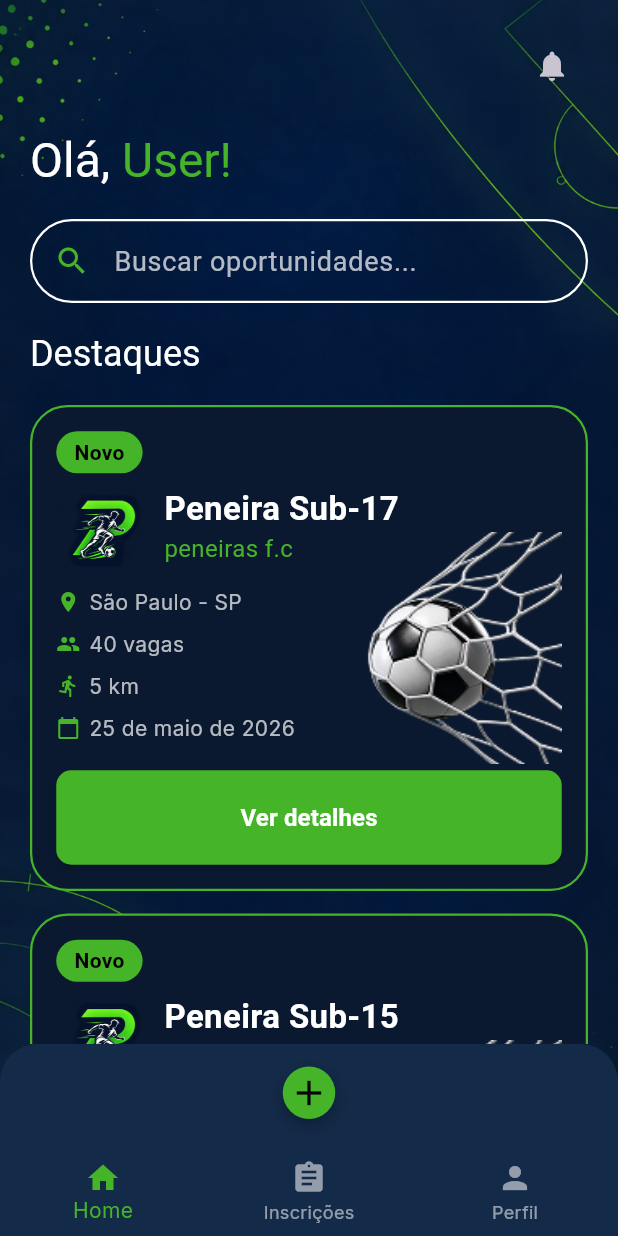
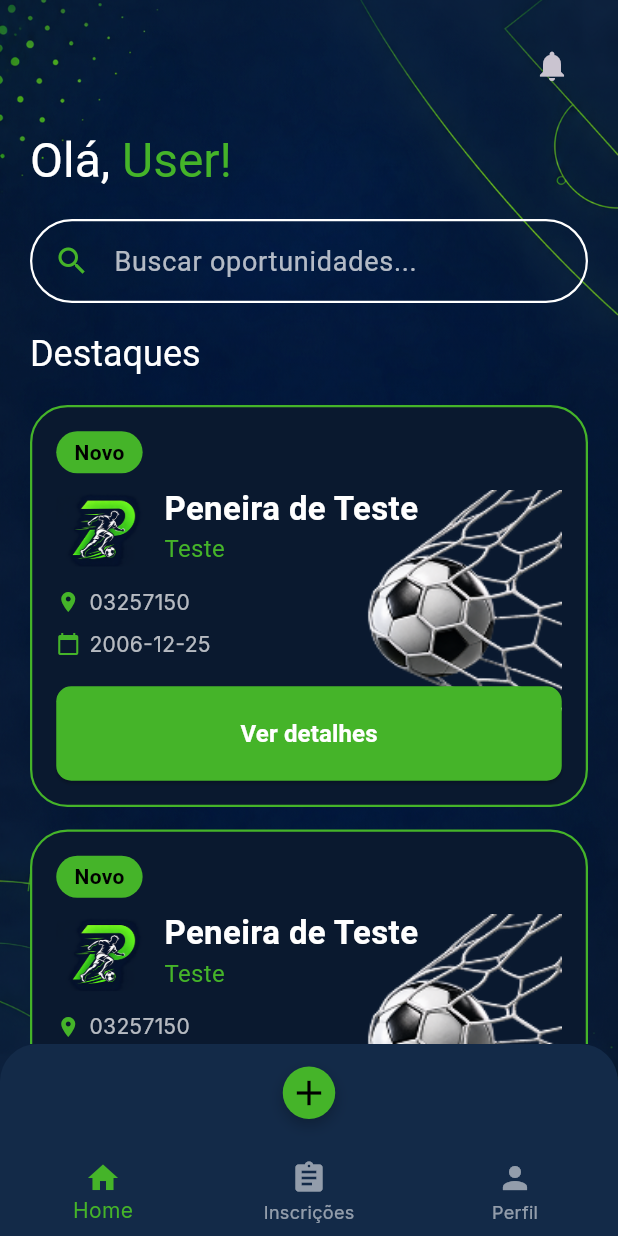
Before and after one commit to Victor1669/Peneiras-App-FrontEnd, a Flutter app: the FakeHomeScreen screen opened by its route, on a phone screen of 412 x 824 dp. Run offline on Flutter 3.47's test engine with Material 3 defaults, Android fonts, the phone set to English and light mode, and no system bars; our stand-ins replace dio, go_router, google_fonts, image_picker, shared_preferences; missing offline and left inert: tutorial_coach_mark; accounts and stored records are empty; network calls fail; Roboto replaces fonts that are missing (Judson).

Commit message:
Versão 1.1.1: Conexão com o backend: Get peneiras adicionado.

```diff
--- a/lib/app_router.dart
+++ b/lib/app_router.dart
@@ -24,7 +24,7 @@ Page<void> _noTransitionPage(Widget child) {
 }
 
 final GoRouter router = GoRouter(
-  initialLocation: "/onboarding",
+  initialLocation: "/home",
   routes: [
     GoRoute(
       path: '/',
--- a/lib/layout/home/home_destaques.dart
+++ b/lib/layout/home/home_destaques.dart
@@ -1,41 +1,57 @@
 import 'package:flutter/material.dart';
 import 'package:google_fonts/google_fonts.dart';
+import 'package:peneiras/models/inputs.dart';
 
 import 'package:peneiras/models/peneira_model.dart';
 import 'package:peneiras/widgets/destaque_card.dart';
 
 final List<PeneiraModel> mockDestaques = [
   const PeneiraModel(
-      titulo: "Peneira Sub-17",
-      clube: "peneiras f.c",
-      local: "São Paulo - SP",
-      vagas: "40 vagas",
-      distancia: "5 km",
-      data: "25 de maio de 2026",
-      logoAsset: "assets/logo.png"),
+      id: "1",
+      about: "Teste",
+      category: CategoryType.futebol,
+      date: "2006-12-25",
+      documents: DocumentType.cpf,
+      hour: "15:00:00",
+      modality: ModalityType.campo,
+      uniforms: [UniformType.camisa],
+      clubeImagem: "",
+      clubeNome: "Teste",
+      endereco: "03257150"),
   const PeneiraModel(
-      titulo: "Peneira Sub-15",
-      clube: "peneiras f.c",
-      local: "São Paulo - SP",
-      vagas: "30 vagas",
-      distancia: "7 km",
-      data: "25 de junho de 2026",
-      logoAsset: "assets/logo.png"),
+      id: "1",
+      about: "Teste",
+      category: CategoryType.futebol,
+      date: "2006-12-25",
+      documents: DocumentType.cpf,
+      hour: "15:00:00",
+      modality: ModalityType.campo,
+      uniforms: [UniformType.camisa],
+      clubeImagem: "",
+      clubeNome: "Teste",
+      endereco: "03257150"),
 ];
 
-class HomeDestaques extends StatelessWidget {
+class HomeDestaques extends StatefulWidget {
   final List<PeneiraModel>? destaques;
+  final bool isLoading;
   final void Function(PeneiraModel model)? onTapDestaque;
 
   const HomeDestaques({
     super.key,
     this.destaques,
+    this.isLoading = false,
     this.onTapDestaque,
   });
 
   @override
+  State<HomeDestaques> createState() => _HomeDestaquesState();
+}
+
+class _HomeDestaquesState extends State<HomeDestaques> {
+  @override
   Widget build(BuildContext context) {
-    final List<PeneiraModel> data = destaques ?? mockDestaques;
+    final List<PeneiraModel> destaques = widget.destaques ?? mockDestaques;
 
     return Column(
       crossAxisAlignment: CrossAxisAlignment.start,
@@ -49,24 +65,27 @@ class HomeDestaques extends StatelessWidget {
             ],
           ),
         ),
-        Column(
-          children: [
-            ListView.builder(
+        widget.isLoading
+            ? const Center(
+                child: Padding(
+                  padding: EdgeInsets.symmetric(vertical: 20),
+                  child: CircularProgressIndicator(),
+                ),
+              )
+            : ListView.builder(
                 shrinkWrap: true,
                 physics: const NeverScrollableScrollPhysics(),
-              itemCount: data.length,
+                itemCount: destaques.length,
                 itemBuilder: (context, index) {
-                final model = data[index];
+                  final model = destaques[index];
                   return Padding(
                     padding: const EdgeInsets.only(bottom: 15),
                     child: DestaqueCard(
-                    onTap: () => onTapDestaque?.call(model),
-                    model: model,
+                      onTap: () => widget.onTapDestaque?.call(model),
+                      destaque: model,
                     ),
                   );
                 },
-            ),
-          ],
               ),
         const SizedBox(
           height: 20,
--- a/lib/layout/home/home_peneiras.dart
+++ b/lib/layout/home/home_peneiras.dart
@@ -1,37 +1,31 @@
 import 'package:flutter/material.dart';
 import 'package:google_fonts/google_fonts.dart';
-
 import 'package:peneiras/models/peneira_model.dart';
 import 'package:peneiras/widgets/peneira_card.dart';
 
-List<PeneiraCard> peneiras = const [
-  PeneiraCard(
-    peneira: PeneiraModel(
-        titulo: "Peneira Sub-17",
-        clube: "peneiras f.c",
-        local: "São Paulo - SP",
-        vagas: "40 vagas",
-        distancia: "5 km",
-        data: "25 de maio de 2026",
-        logoAsset: "assets/logo.png"),
-  ),
-  PeneiraCard(
-    peneira: PeneiraModel(
-        titulo: "Peneira Sub-15",
-        clube: "peneiras f.c",
-        local: "São Paulo - SP",
-        vagas: "30 vagas",
-        distancia: "7 km",
-        data: "25 de junho de 2026",
-        logoAsset: "assets/logo.png"),
-  )
-];
+class HomePeneiras extends StatelessWidget {
+  final List<PeneiraModel> peneiras;
+  final bool isLoading;
 
-class HomePeneiras extends StatelessWidget {
-  const HomePeneiras({super.key});
+  const HomePeneiras({
+    super.key,
+    required this.peneiras,
+    this.isLoading = false,
+  });
 
   @override
   Widget build(BuildContext context) {
+    if (isLoading) {
+      return const Padding(
+        padding: EdgeInsets.symmetric(vertical: 20),
+        child: Center(child: CircularProgressIndicator()),
+      );
+    }
+
+    if (peneiras.isEmpty) {
+      return const SizedBox.shrink();
+    }
+
     return Column(
       crossAxisAlignment: CrossAxisAlignment.start,
       spacing: 20,
@@ -44,8 +38,6 @@ class HomePeneiras extends StatelessWidget {
             ],
           ),
         ),
-        Column(
-          children: [
         ListView.builder(
           shrinkWrap: true,
           physics: const NeverScrollableScrollPhysics(),
@@ -53,13 +45,11 @@ class HomePeneiras extends StatelessWidget {
           itemBuilder: (context, index) {
             return Padding(
               padding: const EdgeInsets.only(bottom: 15),
-                  child: peneiras[index],
+              child: PeneiraCard(peneira: peneiras[index]),
             );
           },
         ),
-          ],
-        ),
-        const SizedBox(height: 20)
+        const SizedBox(height: 20),
       ],
     );
   }
--- a/lib/models/peneira_model.dart
+++ b/lib/models/peneira_model.dart
@@ -1,21 +1,67 @@
+import 'package:peneiras/models/inputs.dart';
+
 class PeneiraModel {
-  final String titulo;
-  final String clube;
-  final String local;
-  final String vagas;
-  final String distancia;
-  final String data;
-  final String logoAsset;
-  final bool isNovo;
+  final String id;
+  final CategoryType category;
+  final ModalityType modality;
+  final String date;
+  final String hour;
+  final List<UniformType> uniforms;
+  final DocumentType documents;
+  final String about;
+  // Campos de outras tabelas
+  final String clubeNome;
+  final String? clubeImagem;
+  final String? endereco;
 
   const PeneiraModel({
-    required this.titulo,
-    required this.clube,
-    required this.local,
-    required this.vagas,
-    required this.distancia,
-    required this.data,
-    required this.logoAsset,
-    this.isNovo = true,
+    required this.id,
+    required this.about,
+    required this.category,
+    required this.date,
+    required this.documents,
+    required this.hour,
+    required this.modality,
+    required this.uniforms,
+    // Campos de outras tabelas
+    required this.clubeNome,
+    required this.clubeImagem,
+    required this.endereco,
   });
+
+  factory PeneiraModel.fromJson(Map<String, dynamic> json) {
+    return PeneiraModel(
+      id: json['id']?.toString() ?? '',
+      about: json['about']?.toString() ?? '',
+      category: CategoryType.values.firstWhere(
+        (e) => e.name == json['category'],
+        orElse: () => CategoryType.values.first,
+      ),
+      date: json['date']?.toString() ?? '',
+      documents: DocumentType.values.firstWhere(
+        (e) => e.name == json['documents'],
+        orElse: () => DocumentType.values.first,
+      ),
+      hour: json['hour']?.toString() ?? '',
+      modality: ModalityType.values.firstWhere(
+        (e) => e.name == json['modality'],
+        orElse: () => ModalityType.values.first,
+      ),
+      uniforms: (json['uniforms'] as List<dynamic>? ?? [])
+          .map((item) => UniformType.values.firstWhere(
+                (e) => e.name == item,
+                orElse: () => UniformType.values.first,
+              ))
+          .toList(),
+      // Campos de outras tabelas
+      clubeImagem: json['clubeImagem']?.toString() ?? '',
+      clubeNome: json['clubeNome']?.toString() ?? '',
+      endereco: json['endereco']?.toString() ?? '',
+    );
+  }
+
+  @override
+  String toString() {
+    return 'PeneiraModel(id: $id, category: $category, modality: $modality, date: $date, hour: $hour, uniforms: $uniforms, documents: $documents, about: $about, clubeNome: $clubeNome, clubeImagem: $clubeImagem, endereco: $endereco)';
+  }
 }
--- a/lib/screens/content/add_peneira.dart
+++ b/lib/screens/content/add_peneira.dart
@@ -57,7 +57,7 @@ class _AddPeneiraScreenState extends State<AddPeneiraScreen> {
           try {
             final peneiraService = PeneiraService();
 
-            await peneiraService.createPeneira(dataParaEnvio);
+            await peneiraService.create(dataParaEnvio);
 
             if (!mounted) return;
 
--- a/lib/screens/onboarding/fake_home.dart
+++ b/lib/screens/onboarding/fake_home.dart
@@ -41,7 +41,8 @@ class _FakeHomeScreenState extends State<FakeHomeScreen> {
 
   Future<void> _checkFirstTimeAndShowTutorial() async {
     final prefs = await SharedPreferences.getInstance();
-    final bool hasSeenTutorial = false;
+    final bool hasSeenTutorial =
+        prefs.getBool('ja_viu_tutorial_perfil') ?? false;
 
     if (!hasSeenTutorial) {
       WidgetsBinding.instance.addPostFrameCallback((_) {
--- a/lib/screens/onboarding/fake_perfil.dart
+++ b/lib/screens/onboarding/fake_perfil.dart
@@ -14,7 +14,7 @@ import 'package:peneiras/layout/perfil/player_profile.dart';
 class FakePerfilScreen extends StatefulWidget {
   final bool isClub;
 
-  const FakePerfilScreen({super.key, this.isClub = true});
+  const FakePerfilScreen({super.key, this.isClub = false});
 
   @override
   State<FakePerfilScreen> createState() => _FakePerfilScreenState();
--- a/lib/services/auth_service.dart
+++ b/lib/services/auth_service.dart
@@ -17,7 +17,7 @@ class AuthService {
         path: "/auth/login",
         method: "POST",
         data: body,
-        fromJson: LoginResponse.fromJson,
+        fromJson: (json) => LoginResponse.fromJson(json),
         showErrorSnackBar: true);
 
     await PreferencesHelper.saveString('auth_token', response.token);
--- a/lib/services/club_service.dart
+++ b/lib/services/club_service.dart
@@ -9,7 +9,7 @@ class ClubService {
       path: "/api/auth/clube/register",
       data: body,
       method: "POST",
-      fromJson: CreateUsersResponse.fromJson,
+      fromJson: (json) => CreateUsersResponse.fromJson(json),
     );
   }
 }
--- a/lib/services/player_service.dart
+++ b/lib/services/player_service.dart
@@ -9,7 +9,7 @@ class PlayerService {
         path: "/auth/register",
         method: "POST",
         data: body,
-        fromJson: CreateUsersResponse.fromJson,
+        fromJson: (json) => CreateUsersResponse.fromJson(json),
         showErrorSnackBar: true);
   }
 }
--- a/lib/widgets/destaque_card.dart
+++ b/lib/widgets/destaque_card.dart
@@ -5,12 +5,12 @@ import 'package:peneiras/models/peneira_model.dart';
 import '../constants/app_colors.dart';
 
 class DestaqueCard extends StatelessWidget {
-  final PeneiraModel model;
+  final PeneiraModel destaque;
   final VoidCallback? onTap;
 
   const DestaqueCard({
     super.key,
-    required this.model,
+    required this.destaque,
     this.onTap,
   });
 
@@ -42,12 +42,15 @@ class DestaqueCard extends StatelessWidget {
             crossAxisAlignment: CrossAxisAlignment.start,
             spacing: 8,
             children: [
-              if (model.isNovo) const _BadgeNovo(),
-              _Header(model: model),
-              _InfoRow(icon: Icons.location_on, text: model.local),
-              _InfoRow(icon: Icons.group, text: model.vagas),
-              _InfoRow(icon: Icons.directions_run, text: model.distancia),
-              _InfoRow(icon: Icons.calendar_today, text: model.data),
+              const _BadgeNovo(),
+              _Header(model: destaque),
+              _InfoRow(
+                icon: Icons.location_on,
+                text: destaque.endereco!.isEmpty
+                    ? "Sem endereço"
+                    : destaque.endereco!,
+              ),
+              _InfoRow(icon: Icons.calendar_today, text: destaque.date),
               _BotaoVerDetalhes(onPressed: onTap),
             ],
           ),
@@ -91,8 +94,22 @@ class _Header extends StatelessWidget {
       children: [
         ClipRRect(
           borderRadius: BorderRadius.circular(12),
-          child: Image.asset(model.logoAsset,
-              width: 60, height: 60, fit: BoxFit.cover),
+          child: Image.asset(
+            model.clubeImagem?.isNotEmpty == true
+                ? model.clubeImagem!
+                : "assets/logo.png",
+            width: 60,
+            height: 60,
+            fit: BoxFit.cover,
+            errorBuilder: (context, error, stackTrace) {
+              return Image.asset(
+                "assets/logo.png",
+                width: 60,
+                height: 60,
+                fit: BoxFit.cover,
+              );
+            },
+          ),
         ),
         const SizedBox(width: 12),
         Expanded(
@@ -100,7 +117,7 @@ class _Header extends StatelessWidget {
             crossAxisAlignment: CrossAxisAlignment.start,
             children: [
               Text(
-                model.titulo,
+                "Peneira de ${model.clubeNome}",
                 style: GoogleFonts.judson(
                   fontSize: 22,
                   color: Colors.white,
@@ -108,7 +125,7 @@ class _Header extends StatelessWidget {
                 ),
               ),
               Text(
-                model.clube,
+                model.clubeNome,
                 style: GoogleFonts.judson(
                   fontSize: 16,
                   color: AppColors.lightGreen,
--- a/pubspec.yaml
+++ b/pubspec.yaml
@@ -5,7 +5,7 @@ description: "Peneiras App FrontEnd"
 publish_to: 'none' # Remove this line if you wish to publish to pub.dev
 
 # Versão do app
-version: 1.1.0
+version: 1.1.1
 
 environment:
   sdk: '>=3.4.0 <4.0.0'
```
Also changed, not shown: lib/models/requests/peneira_requests.dart (+11 -50 lines), lib/screens/content/home.dart (+72 -23 lines), lib/services/api_service.dart (+3 -7 lines), lib/services/peneira_service.dart (+15 -3 lines), lib/widgets/peneira_card.dart (+15 -17 lines). Lines whose indentation alone changed are shown as unchanged.
